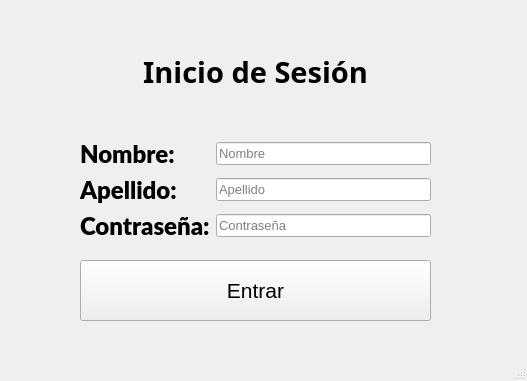
Above: Entrega Final/login.ui from Rey7910/Pionono_Cakes_Proyect before the change. Below: the same form after it.
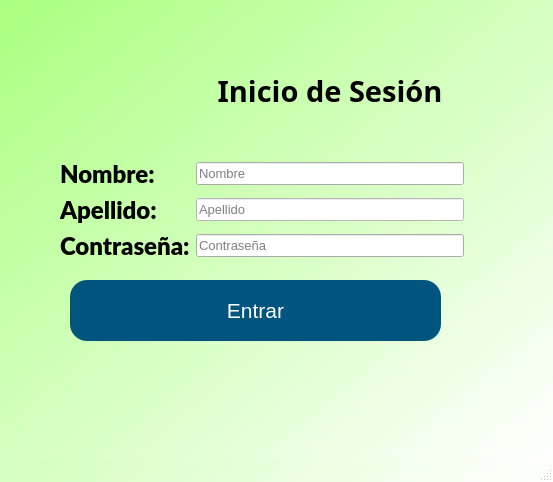
That is the form after the change. Icons and pictures are not drawn.

```diff
--- a/Entrega Final/login.ui
+++ b/Entrega Final/login.ui
@@ -6,47 +6,80 @@
    <rect>
     <x>0</x>
     <y>0</y>
-    <width>527</width>
-    <height>381</height>
+    <width>553</width>
+    <height>482</height>
    </rect>
   </property>
   <property name="windowTitle">
-   <string>MainWindow</string>
+   <string>Login Window</string>
+  </property>
+  <property name="windowIcon">
+   <iconset>
+    <normaloff>:/Bkg/Images/Logo.png</normaloff>:/Bkg/Images/Logo.png</iconset>
+  </property>
+  <property name="styleSheet">
+   <string notr="true">QWidget#centralwidget{
+	background-color: qlineargradient(spread:pad, x1:0, y1:0, x2:1, y2:1, stop:0 rgba(170, 255, 127, 255), stop:1 rgba(255, 255, 255, 255));
+}
+QWidget#Login{
+background-color: qlineargradient(spread:pad, x1:0, y1:0, x2:1, y2:1, stop:0 rgba(170, 255, 127, 255), stop:1 rgba(255, 255, 255, 255));
+}</string>
   </property>
   <widget class="QWidget" name="centralwidget">
-   <widget class="QPushButton" name="btn_login">
-    <property name="geometry">
-     <rect>
-      <x>80</x>
-      <y>260</y>
-      <width>351</width>
-      <height>61</height>
-     </rect>
-    </property>
-    <property name="font">
-     <font>
-      <pointsize>16</pointsize>
-     </font>
-    </property>
-    <property name="cursor">
-     <cursorShape>PointingHandCursor</cursorShape>
-    </property>
-    <property name="text">
-     <string>Entrar</string>
-    </property>
-   </widget>
    <widget class="QWidget" name="layoutWidget">
     <property name="geometry">
      <rect>
-      <x>80</x>
-      <y>10</y>
-      <width>351</width>
+      <x>60</x>
+      <y>30</y>
+      <width>404</width>
       <height>231</height>
      </rect>
     </property>
     <layout class="QGridLayout" name="gridLayout">
-     <item row="0" column="0" colspan="2">
+     <item row="3" column="1">
+      <widget class="QLineEdit" name="input_apellido">
+       <property name="font">
+        <font>
+         <pointsize>10</pointsize>
+        </font>
+       </property>
+       <property name="styleSheet">
+        <string notr="true">gridline-color: rgb(255, 255, 255);
+selection-background-color: rgb(255, 255, 255);
+selection-color: rgb(255, 255, 255);
+border-bottom-color: rgb(255, 255, 255);
+border-color: rgb(255, 255, 255);
+background-color: rgb(255, 255, 255);</string>
+       </property>
+       <property name="placeholderText">
+        <string>Apellido</string>
+       </property>
+      </widget>
+     </item>
+     <item row="4" column="0">
+      <widget class="QLabel" name="label_4">
+       <property name="font">
+        <font>
+         <family>Lato Black</family>
+         <pointsize>18</pointsize>
+         <weight>75</weight>
+         <bold>true</bold>
+        </font>
+       </property>
+       <property name="text">
+        <string>Contraseña:</string>
+       </property>
+      </widget>
+     </item>
+     <item row="0" column="1">
       <widget class="QLabel" name="label">
+       <property name="palette">
+        <palette>
+         <active/>
+         <inactive/>
+         <disabled/>
+        </palette>
+       </property>
        <property name="font">
         <font>
          <family>MS Reference Sans Serif</family>
@@ -56,41 +89,40 @@
         </font>
        </property>
        <property name="text">
-        <string>Inicio de Sesión</string>
+        <string>&lt;html&gt;&lt;head/&gt;&lt;body&gt;&lt;p&gt;Inicio de Sesión&lt;/p&gt;&lt;/body&gt;&lt;/html&gt;</string>
        </property>
        <property name="alignment">
         <set>Qt::AlignCenter</set>
        </property>
       </widget>
      </item>
-     <item row="1" column="0">
-      <widget class="QLabel" name="label_2">
-       <property name="font">
-        <font>
-         <family>Lato Black</family>
-         <pointsize>18</pointsize>
-         <weight>75</weight>
-         <bold>true</bold>
-        </font>
+     <item row="0" column="0">
+      <widget class="QLabel" name="label_5">
+       <property name="styleSheet">
+        <string notr="true">image: url(:/Bkg/Images/Logo.png);
+</string>
        </property>
        <property name="text">
-        <string>Nombre:</string>
+        <string/>
        </property>
       </widget>
      </item>
-     <item row="1" column="1">
+     <item row="2" column="1">
       <widget class="QLineEdit" name="input_nombre">
        <property name="font">
         <font>
          <pointsize>10</pointsize>
         </font>
        </property>
+       <property name="styleSheet">
+        <string notr="true"/>
+       </property>
        <property name="placeholderText">
         <string>Nombre</string>
        </property>
       </widget>
      </item>
-     <item row="2" column="0">
+     <item row="3" column="0">
       <widget class="QLabel" name="label_3">
        <property name="font">
         <font>
@@ -105,20 +137,8 @@
        </property>
       </widget>
      </item>
-     <item row="2" column="1">
-      <widget class="QLineEdit" name="input_apellido">
-       <property name="font">
-        <font>
-         <pointsize>10</pointsize>
-        </font>
-       </property>
-       <property name="placeholderText">
-        <string>Apellido</string>
-       </property>
-      </widget>
-     </item>
-     <item row="3" column="0">
-      <widget class="QLabel" name="label_4">
+     <item row="2" column="0">
+      <widget class="QLabel" name="label_2">
        <property name="font">
         <font>
          <family>Lato Black</family>
@@ -127,12 +147,15 @@
          <bold>true</bold>
         </font>
        </property>
+       <property name="styleSheet">
+        <string notr="true"/>
+       </property>
        <property name="text">
-        <string>Contraseña:</string>
+        <string>Nombre:</string>
        </property>
       </widget>
      </item>
-     <item row="3" column="1">
+     <item row="4" column="1">
       <widget class="QLineEdit" name="input_contrasena">
        <property name="font">
         <font>
@@ -149,11 +172,37 @@
      </item>
     </layout>
    </widget>
+   <widget class="QPushButton" name="btn_login">
+    <property name="geometry">
+     <rect>
+      <x>70</x>
+      <y>280</y>
+      <width>371</width>
+      <height>61</height>
+     </rect>
+    </property>
+    <property name="font">
+     <font>
+      <pointsize>16</pointsize>
+     </font>
+    </property>
+    <property name="cursor">
+     <cursorShape>PointingHandCursor</cursorShape>
+    </property>
+    <property name="styleSheet">
+     <string notr="true">border-radius:17px;
+background-color: rgb(0, 85, 127);
+color: rgb(255, 255, 255);</string>
+    </property>
+    <property name="text">
+     <string>Entrar</string>
+    </property>
+   </widget>
    <widget class="QLabel" name="indicador_error">
     <property name="geometry">
      <rect>
       <x>120</x>
-      <y>340</y>
+      <y>370</y>
       <width>271</width>
       <height>21</height>
      </rect>
```
